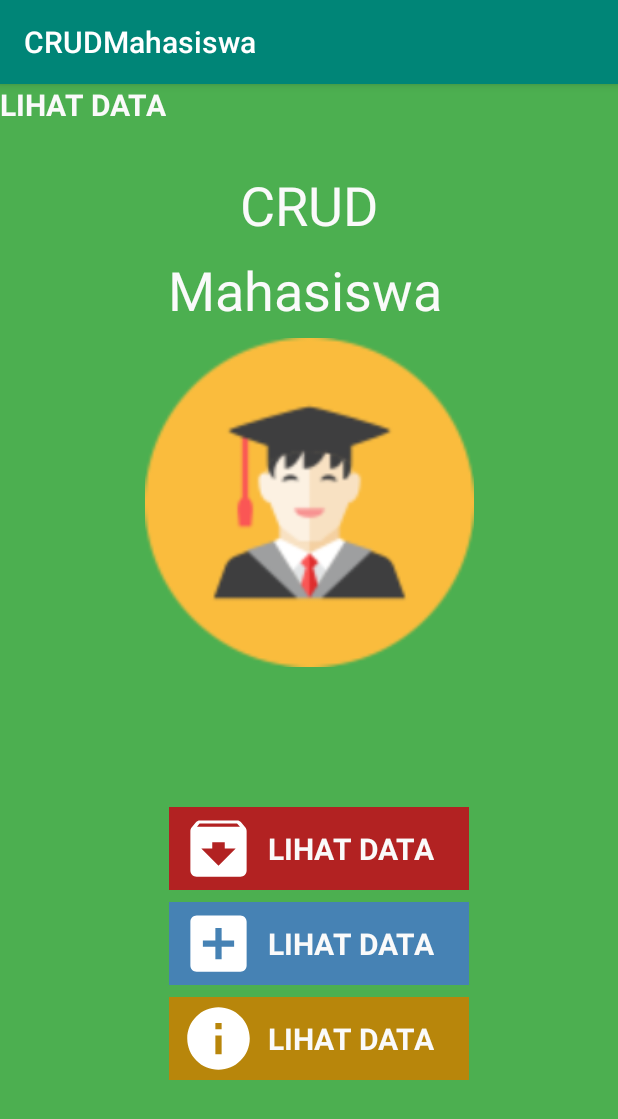
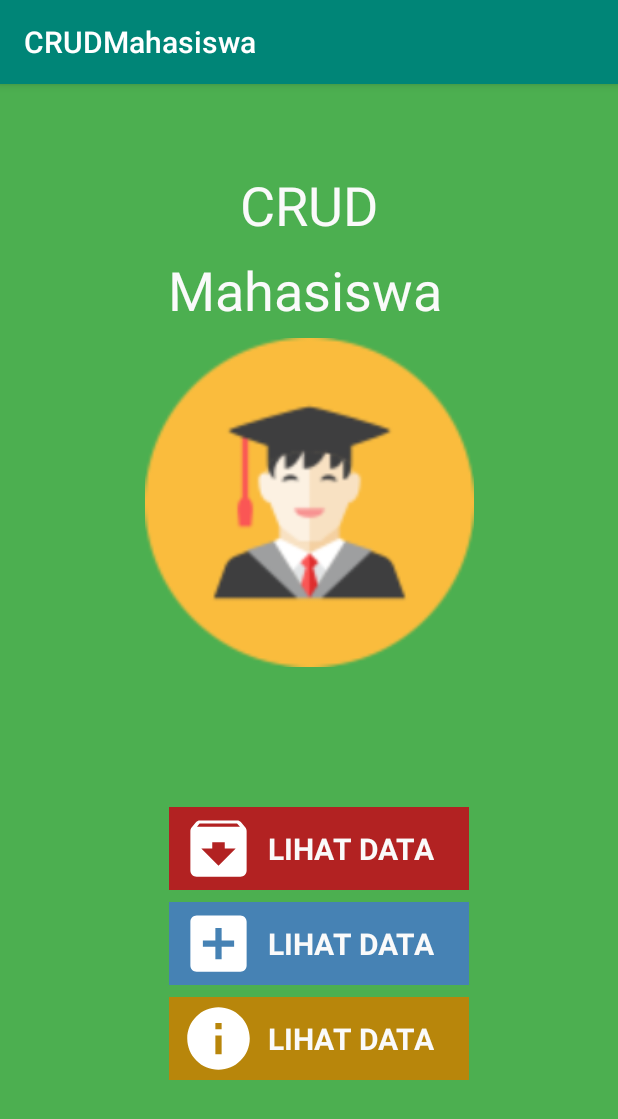
Before and after one commit to Farhan-ns/CRUDMahasiswa, an Android app: the Dashboard screen opened directly, with no data from a screen before it, on a phone screen of 412 x 824 dp. Shown: the top 1119 px of the screen. Run offline under Robolectric (Android 15) with nearby library versions, the phone set to English and light mode, and no system bars.

Commit message:
ngasal weh naon

```diff
--- a/app/src/main/res/layout/activity_dashboard.xml
+++ b/app/src/main/res/layout/activity_dashboard.xml
@@ -11,12 +11,16 @@
         android:id="@+id/textView8"
         android:layout_width="wrap_content"
         android:layout_height="wrap_content"
+        android:layout_marginStart="8dp"
+        android:layout_marginTop="8dp"
+        android:layout_marginBottom="8dp"
         android:text="LIHAT DATA"
         android:textColor="#FAFAFA"
         android:textSize="20sp"
         android:textStyle="bold"
-        tools:layout_editor_absoluteX="184dp"
-        tools:layout_editor_absoluteY="461dp" />
+        app:layout_constraintBottom_toBottomOf="@+id/textView6"
+        app:layout_constraintStart_toStartOf="@+id/textView6"
+        app:layout_constraintTop_toTopOf="@+id/imageView3" />
 
     <TextView
         android:id="@+id/textView4"
```
